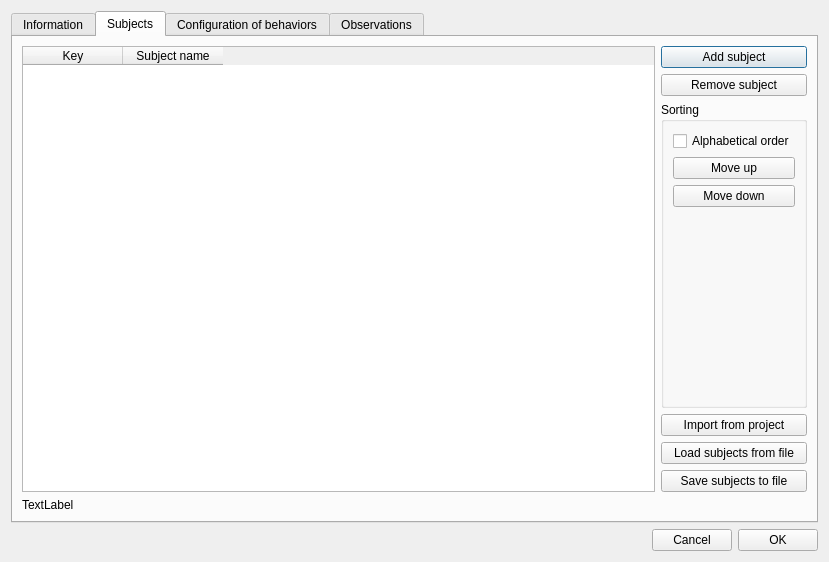
First picture: the form in project.ui, repository olivierfriard/BORIS, before the edit.
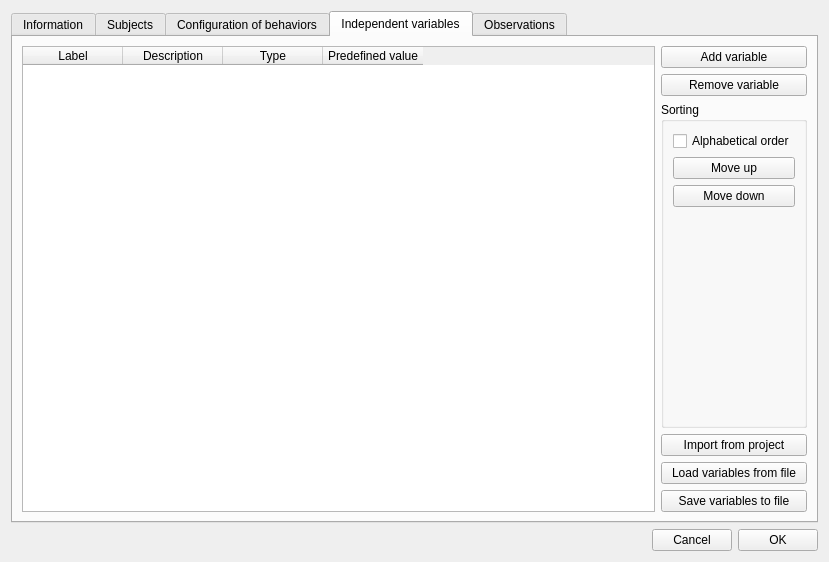
Second picture: the form after the edit.

Commit message: add independent variables features

```diff
--- a/project.ui
+++ b/project.ui
@@ -19,7 +19,7 @@
      <item>
       <widget class="QTabWidget" name="tabProject">
        <property name="currentIndex">
-        <number>1</number>
+        <number>3</number>
        </property>
        <widget class="QWidget" name="tabInformation">
         <attribute name="title">
@@ -439,6 +439,151 @@
          </item>
         </layout>
        </widget>
+       <widget class="QWidget" name="tabIndependentVariables">
+        <attribute name="title">
+         <string>Independent variables</string>
+        </attribute>
+        <layout class="QVBoxLayout" name="verticalLayout_18">
+         <item>
+          <layout class="QHBoxLayout" name="horizontalLayout_13">
+           <item>
+            <widget class="QTableWidget" name="twVariables">
+             <property name="autoFillBackground">
+              <bool>false</bool>
+             </property>
+             <property name="frameShadow">
+              <enum>QFrame::Sunken</enum>
+             </property>
+             <property name="midLineWidth">
+              <number>0</number>
+             </property>
+             <property name="alternatingRowColors">
+              <bool>true</bool>
+             </property>
+             <property name="selectionMode">
+              <enum>QAbstractItemView::SingleSelection</enum>
+             </property>
+             <property name="selectionBehavior">
+              <enum>QAbstractItemView::SelectRows</enum>
+             </property>
+             <property name="sortingEnabled">
+              <bool>true</bool>
+             </property>
+             <attribute name="horizontalHeaderShowSortIndicator" stdset="0">
+              <bool>false</bool>
+             </attribute>
+             <column>
+              <property name="text">
+               <string>Label</string>
+              </property>
+             </column>
+             <column>
+              <property name="text">
+               <string>Description</string>
+              </property>
+             </column>
+             <column>
+              <property name="text">
+               <string>Type</string>
+              </property>
+             </column>
+             <column>
+              <property name="text">
+               <string>Predefined value</string>
+              </property>
+             </column>
+            </widget>
+           </item>
+           <item>
+            <layout class="QVBoxLayout" name="verticalLayout_12">
+             <item>
+              <widget class="QPushButton" name="pbAddVariable">
+               <property name="text">
+                <string>Add variable</string>
+               </property>
+              </widget>
+             </item>
+             <item>
+              <widget class="QPushButton" name="pbRemoveVariable">
+               <property name="text">
+                <string>Remove variable</string>
+               </property>
+              </widget>
+             </item>
+             <item>
+              <widget class="QGroupBox" name="groupBox_2">
+               <property name="title">
+                <string>Sorting</string>
+               </property>
+               <layout class="QVBoxLayout" name="verticalLayout_13">
+                <item>
+                 <layout class="QVBoxLayout" name="verticalLayout_17">
+                  <item>
+                   <widget class="QCheckBox" name="cbAlphabeticalOrder_behavior_2">
+                    <property name="text">
+                     <string>Alphabetical order</string>
+                    </property>
+                   </widget>
+                  </item>
+                  <item>
+                   <widget class="QPushButton" name="pbUp_behavior_2">
+                    <property name="text">
+                     <string>Move up</string>
+                    </property>
+                   </widget>
+                  </item>
+                  <item>
+                   <widget class="QPushButton" name="pbDown_behavior_2">
+                    <property name="text">
+                     <string>Move down</string>
+                    </property>
+                   </widget>
+                  </item>
+                  <item>
+                   <spacer name="verticalSpacer_5">
+                    <property name="orientation">
+                     <enum>Qt::Vertical</enum>
+                    </property>
+                    <property name="sizeHint" stdset="0">
+                     <size>
+                      <width>20</width>
+                      <height>40</height>
+                     </size>
+                    </property>
+                   </spacer>
+                  </item>
+                 </layout>
+                </item>
+               </layout>
+              </widget>
+             </item>
+             <item>
+              <widget class="QPushButton" name="pbImportBehaviorsFromProject_2">
+               <property name="text">
+                <string>Import from project</string>
+               </property>
+              </widget>
+             </item>
+             <item>
+              <widget class="QPushButton" name="pbLoadConfiguration_2">
+               <property name="text">
+                <string>Load variables from file</string>
+               </property>
+              </widget>
+             </item>
+             <item>
+              <widget class="QPushButton" name="pbSaveConfiguration_2">
+               <property name="text">
+                <string>Save variables to file</string>
+               </property>
+              </widget>
+             </item>
+            </layout>
+           </item>
+          </layout>
+         </item>
+        </layout>
+       </widget>
        <widget class="QWidget" name="tabObservations">
         <attribute name="title">
          <string>Observations</string>
```
The commit also changes 7 other files.
